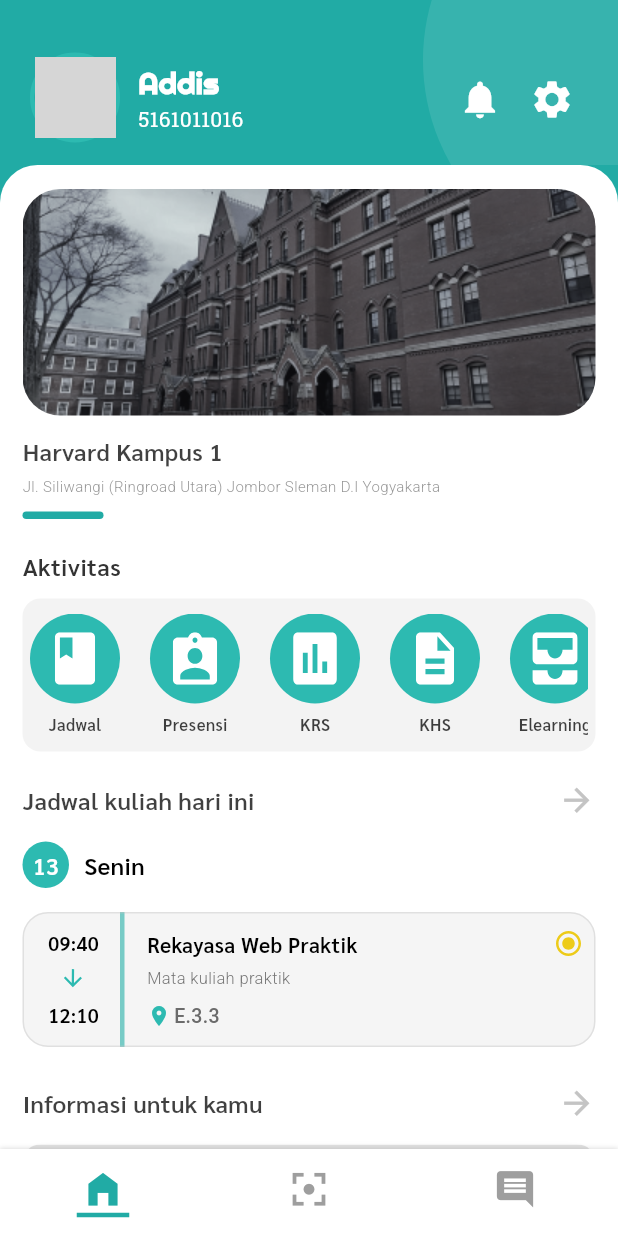
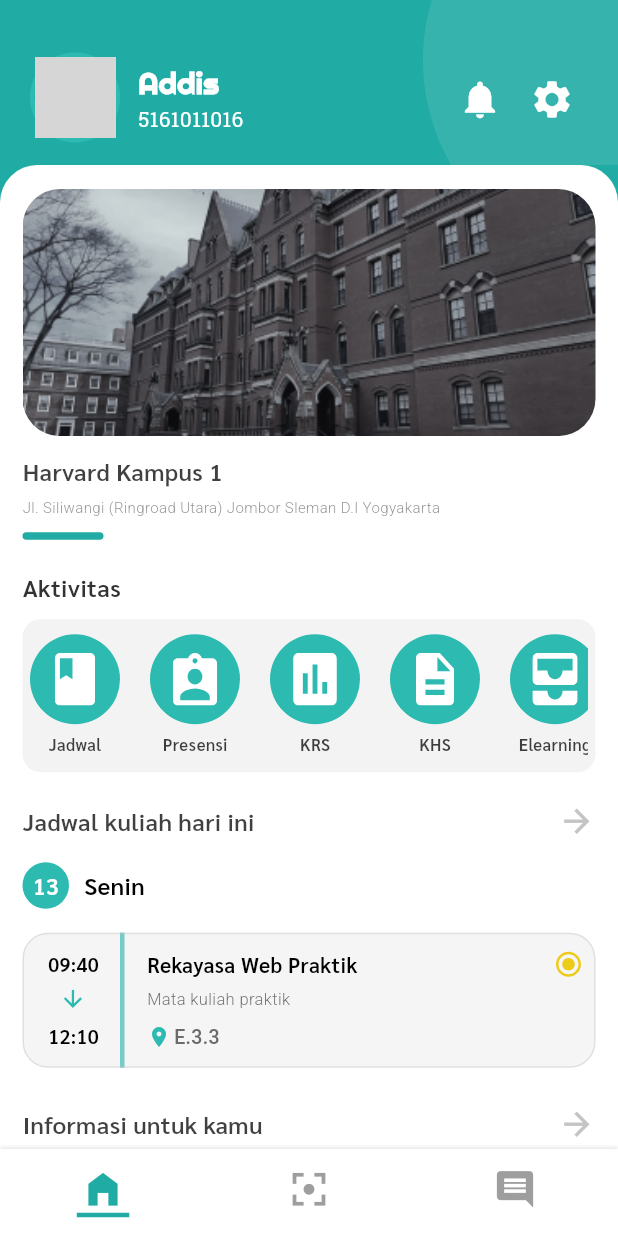
Before and after one commit to barengs/adit-mobile-flutter, a Flutter app: the screen it shows after launch, on a phone screen of 412 x 824 dp. Run offline on Flutter 3.47's test engine with Material 3 defaults, Android fonts, the phone set to English and light mode, and no system bars; our stand-ins replace flutter_svg; network calls fail; grey boxes are pictures that could not be loaded.

Commit message:
FIX : Memastikan tinggi container responsif dengan mengaturnya menjadi 80% tinggi layar

```diff
--- a/lib/screens/dashboard/dashboard_content.dart
+++ b/lib/screens/dashboard/dashboard_content.dart
@@ -20,6 +20,8 @@ class _DashboardContentState extends State<DashboardContent> {
   @override
   Widget build(BuildContext context) {
     final colors = Theme.of(context).colorScheme;
+    final screenHeight = MediaQuery.of(context).size.height;
+
     return SingleChildScrollView(
       child: Padding(
         padding: const EdgeInsets.symmetric(horizontal: 15),
@@ -34,7 +36,7 @@ class _DashboardContentState extends State<DashboardContent> {
                 borderRadius: BorderRadius.circular(25),
                 child: Image.asset(
                   imagePath,
-                  height: 151,
+                  height: screenHeight * 0.2,
                   width: double.infinity,
                   fit: BoxFit.cover,
                   errorBuilder:
--- a/lib/widgets/info_cards.dart
+++ b/lib/widgets/info_cards.dart
@@ -16,6 +16,7 @@ class InfoCards extends StatelessWidget {
 
   @override
   Widget build(BuildContext context) {
+    final screenHeight = MediaQuery.of(context).size.height;
     final colors = Theme.of(context).colorScheme;
     return Container(
       width: MediaQuery.of(context).size.width - 30,
@@ -41,7 +42,7 @@ class InfoCards extends StatelessWidget {
               ),
               child: Image.network(
                 imageUrl!,
-                height: 116,
+                height: screenHeight * 0.2,
                 width: double.infinity,
                 fit: BoxFit.cover,
                 errorBuilder:
```
